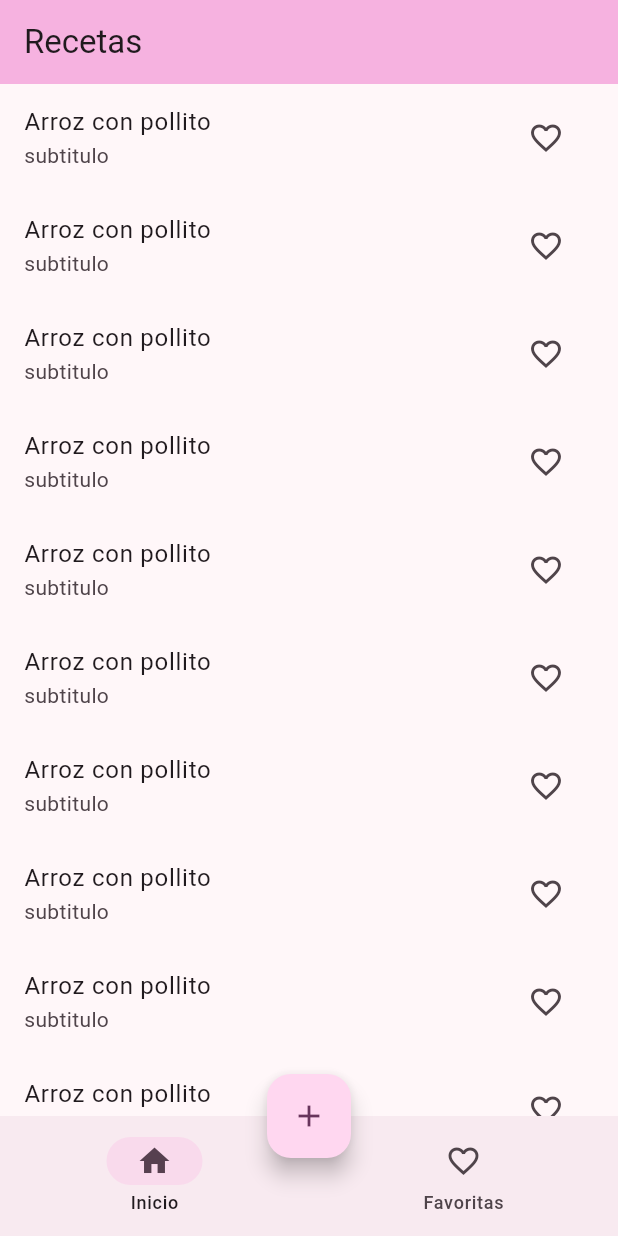
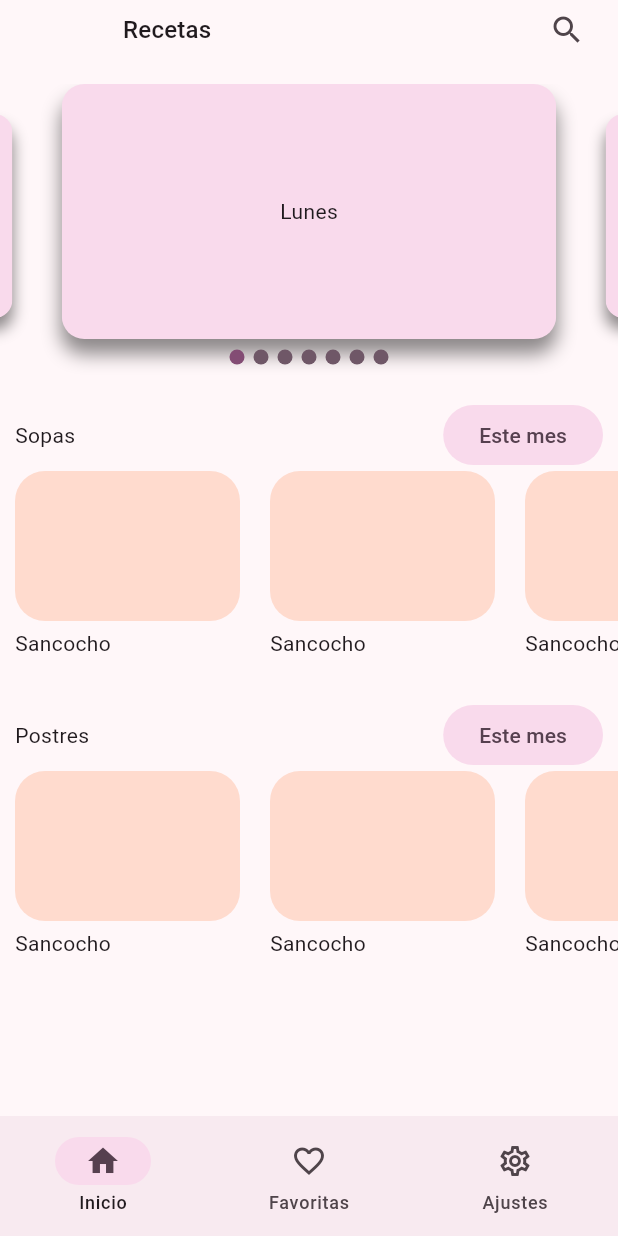
Before and after one commit to jaimetellezb/recipes_app, a Flutter app: the screen it shows after launch, on a phone screen of 412 x 824 dp. Run offline on Flutter 3.47's test engine with Material 2 defaults, Android fonts, the phone set to English and light mode, and no system bars; drawn by our look-alikes of card_swiper; our stand-ins replace go_router.

Commit message:
changes in navigation

```diff
--- a/lib/presentation/screens/recipes/home_screen.dart
+++ b/lib/presentation/screens/recipes/home_screen.dart
@@ -1,10 +1,9 @@
 // ignore_for_file: public_member_api_docs
 
 import 'package:flutter/material.dart';
-import 'package:go_router/go_router.dart';
-import 'package:recipes_app/config/constants/messages.dart';
+import 'package:recipes_app/presentation/views/recipes/menus_view.dart';
 import 'package:recipes_app/presentation/views/views.dart';
-import 'package:recipes_app/presentation/widgets/custom_navigation_bar.dart';
+import 'package:recipes_app/presentation/widgets/shared/custom_navigation_bar.dart';
 
 class HomeScreen extends StatelessWidget {
   const HomeScreen({required this.pageIndex, super.key});
@@ -12,25 +11,25 @@ class HomeScreen extends StatelessWidget {
   static const String name = 'home-screen';
   final int pageIndex;
 
-  final viewRoutes = const <Widget>[HomeView(), FavoritesView()];
+  final viewRoutes = const <Widget>[
+    HomeView(),
+    FavoritesView(),
+    MenusView(),
+  ];
 
   @override
   Widget build(BuildContext context) {
     return Scaffold(
-      appBar: AppBar(
-        title: const Text(Message.homeTitle),
-        backgroundColor: Theme.of(context).colorScheme.inversePrimary,
-      ),
-      bottomNavigationBar: CustomNavigationBar(currentIndex: pageIndex),
       body: IndexedStack(
         index: pageIndex,
         children: viewRoutes,
       ),
-      floatingActionButtonLocation: FloatingActionButtonLocation.centerDocked,
-      floatingActionButton: FloatingActionButton(
-        onPressed: () => context.push('/new-recipe'),
-        child: const Icon(Icons.add),
-      ),
+      bottomNavigationBar: CustomNavigationBar(currentIndex: pageIndex),
+      // floatingActionButtonLocation: FloatingActionButtonLocation.centerDocked,
+      // floatingActionButton: FloatingActionButton(
+      //   onPressed: () => context.push('/new-recipe'),
+      //   child: const Icon(Icons.add),
+      // ),
     );
   }
 }
--- a/lib/presentation/views/recipes/home_view.dart
+++ b/lib/presentation/views/recipes/home_view.dart
@@ -1,36 +1,78 @@
 import 'package:flutter/material.dart';
-import 'package:go_router/go_router.dart';
+import 'package:recipes_app/presentation/widgets/widgets.dart';
 
+/// Widget que muestra toda la vista de Inicio
 class HomeView extends StatefulWidget {
+  /// Constructor
   const HomeView({super.key});
 
   @override
   State<HomeView> createState() => HomeViewState();
 }
 
+///
 class HomeViewState extends State<HomeView> {
-  bool isFavorite = false;
+  final bool _isFavorite = false;
 
   @override
   Widget build(BuildContext context) {
-    return ListView.builder(
-      itemBuilder: (context, index) {
-        final iconData = isFavorite ? Icons.favorite : Icons.favorite_border;
-        return ListTile(
-          onTap: () {
-            context.push('/recipe-detail');
-          },
-          title: const Text('Arroz con pollito'),
-          subtitle: const Text('subtitulo'),
-          trailing: IconButton(
-            icon: Icon(iconData),
-            onPressed: () {
-              isFavorite = !isFavorite;
-              setState(() {});
+    //* CustomScrollView
+    // Utiliza slivers que se encargan de manejar el scroll de la pantalla
+    // hay varios tipos de slivers
+    return CustomScrollView(
+      slivers: [
+        //* SliverAppBar
+        // se encarga de manejar la parte superior de la pantalla
+        const SliverAppBar(
+          // floating: true,
+          flexibleSpace: FlexibleSpaceBar(
+            title: CustomAppBar(),
+          ),
+        ),
+
+        SliverList(
+          delegate: SliverChildBuilderDelegate(
+            (context, index) {
+              return const Column(
+                children: [
+                  WeeklyMenuSlideShow(),
+                  RecipeHorizontalListView(
+                    title: 'Sopas',
+                    subTitle: 'Este mes',
+                  ),
+                  RecipeHorizontalListView(
+                    title: 'Postres',
+                    subTitle: 'Este mes',
+                  ),
+                ],
+              );
             },
+            //* Agregamos 1 para que solo nos muestre el que necesitamos
+            //* por defecto es infinito
+            childCount: 1,
           ),
-        );
-      },
+        ),
+      ],
     );
+
+    // return ListView.builder(
+    //   itemBuilder: (context, index) {
+    //     final iconData = _isFavorite ? Icons.favorite : Icons.favorite_border;
+    //     return ListTile(
+    //       onTap: () {
+    //         context.push('/recipe-detail');
+    //       },
+    //       title: const Text('Arroz con pollito'),
+    //       subtitle: const Text('subtitulo'),
+    //       trailing: IconButton(
+    //         icon: Icon(iconData),
+    //         onPressed: () {
+    //           _isFavorite = !_isFavorite;
+    //           setState(() {});
+    //         },
+    //       ),
+    //     );
+    //   },
+    // );
   }
 }
--- /dev/null
+++ b/lib/presentation/views/recipes/menus_view.dart
@@ -0,0 +1,10 @@
+import 'package:flutter/material.dart';
+
+class MenusView extends StatelessWidget {
+  const MenusView({super.key});
+
+  @override
+  Widget build(BuildContext context) {
+    return const Placeholder();
+  }
+}
--- /dev/null
+++ b/lib/presentation/views/recipes/recipes_view.dart
@@ -0,0 +1,10 @@
+import 'package:flutter/material.dart';
+
+class RecipesView extends StatelessWidget {
+  const RecipesView({super.key});
+
+  @override
+  Widget build(BuildContext context) {
+    return Container();
+  }
+}
--- /dev/null
+++ b/lib/presentation/widgets/recipes/recipe_horizontal_listview.dart
@@ -0,0 +1,100 @@
+import 'package:flutter/material.dart';
+
+/// Widget para mostrar las diferentes categorías en forma horizontal con cards
+class RecipeHorizontalListView extends StatefulWidget {
+  /// Constructor
+  const RecipeHorizontalListView({super.key, this.title, this.subTitle});
+
+  ///
+  final String? title;
+
+  ///
+  final String? subTitle;
+
+  @override
+  State<RecipeHorizontalListView> createState() =>
+      _RecipeHorizontalListViewState();
+}
+
+class _RecipeHorizontalListViewState extends State<RecipeHorizontalListView> {
+  @override
+  Widget build(BuildContext context) {
+    return SizedBox(
+      height: 200,
+      child: Column(
+        children: [
+          _Title(
+            title: widget.title,
+            subTitle: widget.subTitle,
+          ),
+          Expanded(
+            child: ListView.builder(
+              itemCount: 7,
+              scrollDirection: Axis.horizontal,
+              physics: const BouncingScrollPhysics(),
+              itemBuilder: (context, index) {
+                return const _Slide();
+              },
+            ),
+          ),
+        ],
+      ),
+    );
+  }
+}
+
+class _Slide extends StatelessWidget {
+  const _Slide();
+
+  @override
+  Widget build(BuildContext context) {
+    final colors = Theme.of(context).colorScheme;
+    return Container(
+      margin: const EdgeInsets.symmetric(horizontal: 10),
+      child: Column(
+        crossAxisAlignment: CrossAxisAlignment.start,
+        children: [
+          SizedBox(
+            width: 150,
+            height: 100,
+            child: ClipRRect(
+              borderRadius: const BorderRadius.all(Radius.circular(20)),
+              child: Container(
+                color: colors.tertiaryContainer,
+              ),
+            ),
+          ),
+          const SizedBox(
+            height: 5,
+          ),
+          const Text('Sancocho')
+        ],
+      ),
+    );
+  }
+}
+
+class _Title extends StatelessWidget {
+  const _Title({
+    this.title,
+    this.subTitle,
+  });
+  final String? title;
+  final String? subTitle;
+
+  @override
+  Widget build(BuildContext context) {
+    return Container(
+      padding: const EdgeInsets.only(top: 10),
+      margin: const EdgeInsets.symmetric(horizontal: 10),
+      child: Row(
+        children: [
+          if (title != null) Text(title!),
+          const Spacer(),
+          if (subTitle != null)
+            FilledButton.tonal(onPressed: () {}, child: Text(subTitle!))
+        ],
+      ),
+    );
+  }
+}
--- /dev/null
+++ b/lib/presentation/widgets/recipes/weekly_menu_slideshow.dart
@@ -0,0 +1,93 @@
+import 'package:card_swiper/card_swiper.dart';
+import 'package:flutter/material.dart';
+
+/// Widget encargado de mostrar horizontalmente las cards con los Menús
+/// de comida de Lunes a Domingo en cards diferentes.
+class WeeklyMenuSlideShow extends StatelessWidget {
+  /// Constructor
+  const WeeklyMenuSlideShow({super.key});
+
+  @override
+  Widget build(BuildContext context) {
+    final colors = Theme.of(context).colorScheme;
+
+    const list = <String>[
+      'Lunes',
+      'Martes',
+      'Miércoles',
+      'Jueves',
+      'Viernes',
+      'Sábado',
+      'Domingo'
+    ];
+
+    //* SizeBox
+    // lo utilizamos para darle un alto fijo y que tome el ancho completo
+    return SizedBox(
+      height: 200,
+      width: double.infinity,
+      //* Swiper
+      // es un paquete para mostrar cards en un carrusel, en este caso
+      // se mostrarán 7 siempre
+      child: Swiper(
+        pagination: SwiperPagination(
+          builder: DotSwiperPaginationBuilder(
+            activeColor: colors.primary,
+            color: colors.secondary,
+          ),
+        ),
+        viewportFraction: 0.8,
+        scale: 0.8, // que tan grande es la card
+        autoplay: true, // hace se esté pasando las cards de forma horizontal
+        itemCount: list.length,
+        itemBuilder: (context, index) {
+          return _Slide(list[index]);
+        },
+      ),
+    );
+  }
+}
+
+class _Slide extends StatelessWidget {
+  const _Slide(this.item);
+
+  final String item;
+
+  @override
+  Widget build(BuildContext context) {
+    final colors = Theme.of(context).colorScheme;
+    //* BoxDecoration
+    //* Dentro de un DecoratedBox, el decoration hace referencia como a la
+    //* sombra del widget
+    const decoration = BoxDecoration(
+      borderRadius: BorderRadius.all(
+        Radius.circular(15),
+      ),
+      boxShadow: [
+        BoxShadow(
+          color: Colors.black45,
+          blurRadius: 10,
+          offset: Offset(0, 10),
+        )
+      ],
+    );
+
+    return Padding(
+      padding: const EdgeInsets.only(bottom: 30),
+      child: DecoratedBox(
+        decoration: decoration,
+        //* ClipRReact widget que nos sirve para decorar de forma rectángular
+        child: ClipRRect(
+          // es la curva que queremos darle al rectángulo en sus esquinas
+          borderRadius: const BorderRadius.all(Radius.circular(15)),
+          child: ColoredBox(
+            color: colors.secondaryContainer,
+            child: Center(
+              child: Text(item),
+            ),
+          ),
+        ),
+      ),
+    );
+  }
+}
--- /dev/null
+++ b/lib/presentation/widgets/shared/custom_appbar.dart
@@ -0,0 +1,48 @@
+import 'package:flutter/material.dart';
+
+/// Widget que construye la barra de búsqueda
+class CustomAppBar extends StatelessWidget {
+  /// constructor
+  const CustomAppBar({super.key});
+
+  @override
+  Widget build(BuildContext context) {
+    final titleStyle = Theme.of(context).textTheme.titleMedium;
+
+    // * SafeArea
+    // lo utilizamos para que no tenga en cuenta los espacios
+    // que ocupa la barra de herramientas donde está la carga del celular, hora
+    // entre otras
+    return SafeArea(
+      //* Padding
+      // para separar unos pixeles de los bordes del celular
+      child: Padding(
+        padding: const EdgeInsets.symmetric(horizontal: 10),
+        //* SizeBox
+        // para tomar to-do el ancho posible del widget padre
+        // con width: double.infinity
+        child: SizedBox(
+          width: double.infinity,
+          //* Row
+          // Agregamos una Row ya que será para navegación horizontal
+          child: Row(
+            children: [
+              Text(
+                'Recetas',
+                style: titleStyle,
+              ),
+              //* Spacer
+              // rellena con un espacio entre widgets
+              // para ocupar el ancho completo
+              const Spacer(),
+              IconButton(
+                onPressed: () {},
+                icon: const Icon(Icons.search_outlined),
+              ),
+            ],
+          ),
+        ),
+      ),
+    );
+  }
+}
--- a/lib/presentation/widgets/custom_navigation_bar.dart
+++ b/lib/presentation/widgets/shared/custom_navigation_bar.dart
@@ -20,12 +20,14 @@ List<Widget> _barWithBadgeDestinations = [
     selectedIcon: Icon(Icons.favorite),
     // selectedIcon: Badge(label: Text('10'), child: Icon(Icons.chat_bubble)),
   ),
-//  const NavigationDestination(
-//     tooltip: '',
-//     icon: Badge(label: Text('10'), child: Icon(Icons.chat_bubble_outline)),
-//     label: 'Favoritas',
-//     selectedIcon: Badge(label: Text('10'), child: Icon(Icons.chat_bubble)),
-//   ),
+  const NavigationDestination(
+    tooltip: '',
+    icon: Icon(Icons.settings_outlined),
+    // icon: Badge(label: Text('10'), child: Icon(Icons.chat_bubble_outline)),
+    label: 'Ajustes',
+    selectedIcon: Icon(Icons.settings),
+    // selectedIcon: Badge(label: Text('10'), child: Icon(Icons.chat_bubble)),
+  ),
 ];
 
 ///
@@ -42,6 +44,10 @@ class CustomNavigationBar extends StatelessWidget {
         context.go('/home/0');
       case 1:
         context.go('/home/1');
+      case 2:
+        context.go('/home/2');
+      case 3:
+        context.go('/home/3');
     }
   }
 
--- a/lib/presentation/widgets/widgets.dart
+++ b/lib/presentation/widgets/widgets.dart
@@ -1 +1,5 @@
 export 'inputs/custom_text_form_field.dart';
+export 'recipes/recipe_horizontal_listview.dart';
+export 'recipes/weekly_menu_slideshow.dart';
+export 'shared/custom_appbar.dart';
+export 'shared/custom_navigation_bar.dart';
--- a/pubspec.yaml
+++ b/pubspec.yaml
@@ -28,6 +28,7 @@ environment:
 # the latest version available on pub.dev. To see which dependencies have newer
 # versions available, run `flutter pub outdated`.
 dependencies:
+  card_swiper: ^2.0.4
   cupertino_icons: ^1.0.2
   flutter:
     sdk: flutter
```
Also changed, not shown: pubspec.lock.
